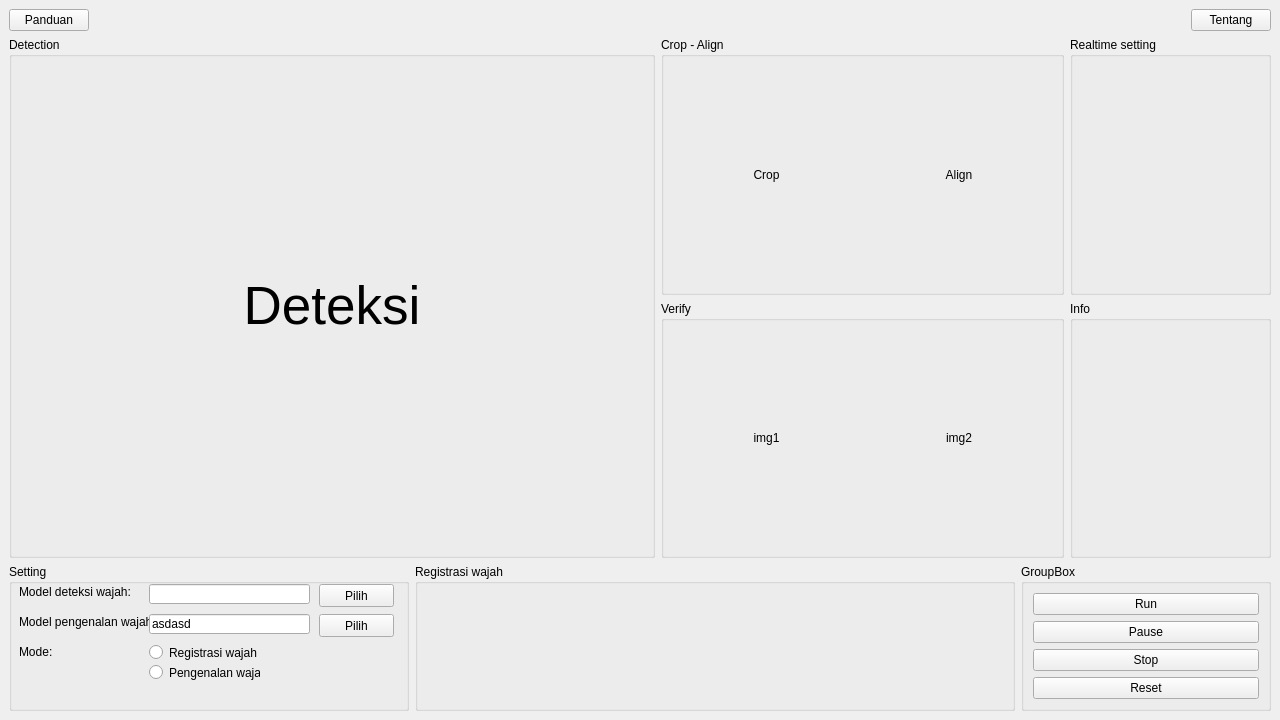
Above: desain_v1.5.ui from yusufpraditya/face-recognition-app before the change. Below: the same form after it.
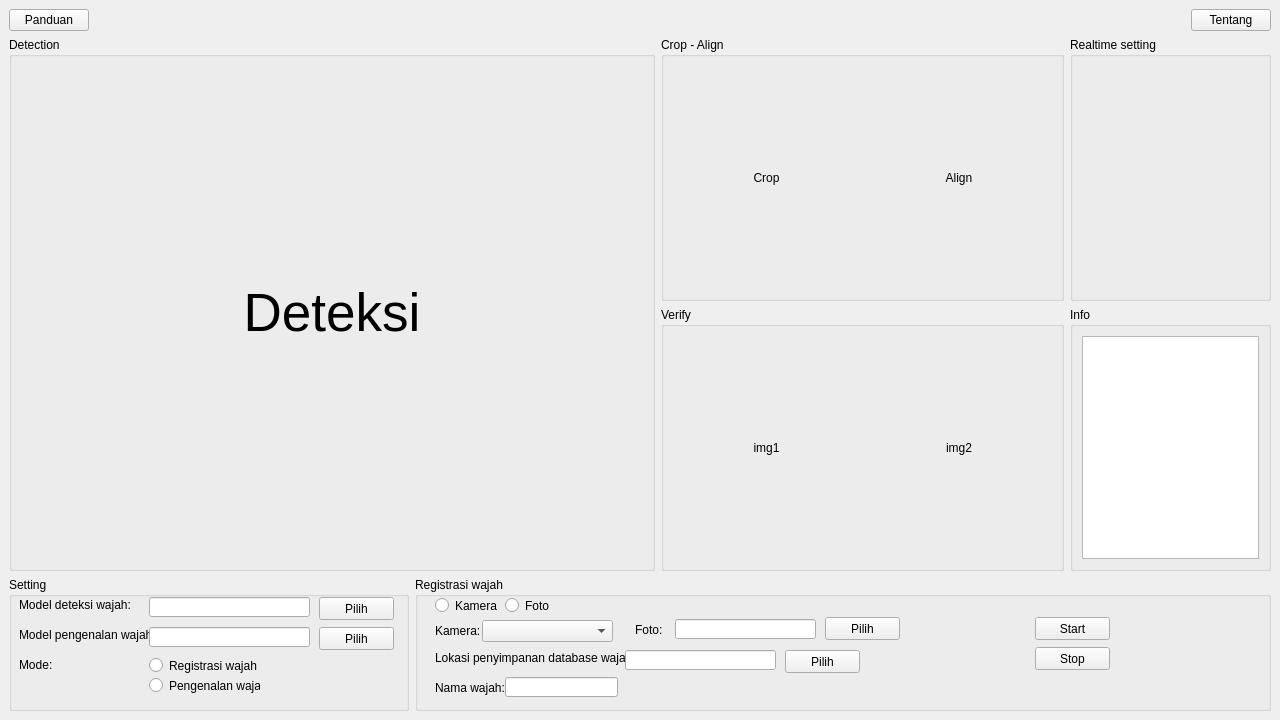
That is the form after the change.

Patch:
```diff
--- a/desain_v1.5.ui
+++ b/desain_v1.5.ui
@@ -175,20 +175,37 @@
         <property name="title">
          <string>Info</string>
         </property>
+        <layout class="QVBoxLayout" name="verticalLayout_2">
+         <item>
+          <widget class="QPlainTextEdit" name="plainTextEdit"/>
+         </item>
+        </layout>
        </widget>
       </item>
      </layout>
     </item>
     <item>
-     <layout class="QHBoxLayout" name="horizontalLayout_5">
-      <item alignment="Qt::AlignLeft">
+     <layout class="QHBoxLayout" name="horizontalLayout_5" stretch="1,1">
+      <item>
        <widget class="QGroupBox" name="groupBox">
+        <property name="sizePolicy">
+         <sizepolicy hsizetype="Preferred" vsizetype="Preferred">
+          <horstretch>0</horstretch>
+          <verstretch>0</verstretch>
+         </sizepolicy>
+        </property>
         <property name="minimumSize">
          <size>
-          <width>400</width>
+          <width>0</width>
           <height>0</height>
          </size>
         </property>
+        <property name="maximumSize">
+         <size>
+          <width>400</width>
+          <height>16777215</height>
+         </size>
+        </property>
         <property name="title">
          <string>Setting</string>
         </property>
@@ -241,7 +258,7 @@
           </rect>
          </property>
          <property name="text">
-          <string>asdasd</string>
+          <string/>
          </property>
          <property name="readOnly">
           <bool>true</bool>
@@ -322,16 +339,16 @@
           <verstretch>0</verstretch>
          </sizepolicy>
         </property>
-        <property name="maximumSize">
-         <size>
-          <width>600</width>
-          <height>16777215</height>
-         </size>
-        </property>
         <property name="currentIndex">
          <number>0</number>
         </property>
         <widget class="QWidget" name="page_1">
+         <property name="sizePolicy">
+          <sizepolicy hsizetype="Expanding" vsizetype="Preferred">
+           <horstretch>0</horstretch>
+           <verstretch>0</verstretch>
+          </sizepolicy>
+         </property>
          <layout class="QHBoxLayout" name="horizontalLayout_6">
           <property name="spacing">
            <number>0</number>
@@ -350,9 +367,185 @@
           </property>
           <item>
            <widget class="QGroupBox" name="groupBox_2">
+            <property name="minimumSize">
+             <size>
+              <width>0</width>
+              <height>0</height>
+             </size>
+            </property>
             <property name="title">
              <string>Registrasi wajah</string>
             </property>
+            <widget class="QLabel" name="label_4">
+             <property name="geometry">
+              <rect>
+               <x>20</x>
+               <y>73</y>
+               <width>201</width>
+               <height>16</height>
+              </rect>
+             </property>
+             <property name="text">
+              <string>Lokasi penyimpanan database wajah:</string>
+             </property>
+            </widget>
+            <widget class="QLineEdit" name="lineEdit_3">
+             <property name="geometry">
+              <rect>
+               <x>210</x>
+               <y>73</y>
+               <width>151</width>
+               <height>20</height>
+              </rect>
+             </property>
+            </widget>
+            <widget class="QPushButton" name="pushButton_9">
+             <property name="geometry">
+              <rect>
+               <x>370</x>
+               <y>73</y>
+               <width>75</width>
+               <height>23</height>
+              </rect>
+             </property>
+             <property name="text">
+              <string>Pilih</string>
+             </property>
+            </widget>
+            <widget class="QLabel" name="label_5">
+             <property name="geometry">
+              <rect>
+               <x>20</x>
+               <y>47</y>
+               <width>47</width>
+               <height>13</height>
+              </rect>
+             </property>
+             <property name="text">
+              <string>Kamera:</string>
+             </property>
+            </widget>
+            <widget class="QComboBox" name="comboBox">
+             <property name="geometry">
+              <rect>
+               <x>67</x>
+               <y>43</y>
+               <width>131</width>
+               <height>22</height>
+              </rect>
+             </property>
+            </widget>
+            <widget class="QLabel" name="label_6">
+             <property name="geometry">
+              <rect>
+               <x>20</x>
+               <y>103</y>
+               <width>71</width>
+               <height>16</height>
+              </rect>
+             </property>
+             <property name="text">
+              <string>Nama wajah:</string>
+             </property>
+            </widget>
+            <widget class="QLineEdit" name="lineEdit_4">
+             <property name="geometry">
+              <rect>
+               <x>90</x>
+               <y>100</y>
+               <width>113</width>
+               <height>20</height>
+              </rect>
+             </property>
+            </widget>
+            <widget class="QRadioButton" name="radioButton_3">
+             <property name="geometry">
+              <rect>
+               <x>20</x>
+               <y>20</y>
+               <width>82</width>
+               <height>17</height>
+              </rect>
+             </property>
+             <property name="text">
+              <string>Kamera</string>
+             </property>
+            </widget>
+            <widget class="QRadioButton" name="radioButton_4">
+             <property name="geometry">
+              <rect>
+               <x>90</x>
+               <y>20</y>
+               <width>82</width>
+               <height>17</height>
+              </rect>
+             </property>
+             <property name="text">
+              <string>Foto</string>
+             </property>
+            </widget>
+            <widget class="QLabel" name="label_7">
+             <property name="geometry">
+              <rect>
+               <x>220</x>
+               <y>45</y>
+               <width>61</width>
+               <height>16</height>
+              </rect>
+             </property>
+             <property name="text">
+              <string>Foto:</string>
+             </property>
+            </widget>
+            <widget class="QLineEdit" name="lineEdit_5">
+             <property name="geometry">
+              <rect>
+               <x>260</x>
+               <y>42</y>
+               <width>141</width>
+               <height>20</height>
+              </rect>
+             </property>
+            </widget>
+            <widget class="QPushButton" name="pushButton_2">
+             <property name="geometry">
+              <rect>
+               <x>410</x>
+               <y>40</y>
+               <width>75</width>
+               <height>23</height>
+              </rect>
+             </property>
+             <property name="text">
+              <string>Pilih</string>
+             </property>
+            </widget>
+            <widget class="QPushButton" name="pushButton_3">
+             <property name="geometry">
+              <rect>
+               <x>620</x>
+               <y>40</y>
+               <width>75</width>
+               <height>23</height>
+              </rect>
+             </property>
+             <property name="text">
+              <string>Start</string>
+             </property>
+            </widget>
+            <widget class="QPushButton" name="pushButton_4">
+             <property name="geometry">
+              <rect>
+               <x>620</x>
+               <y>70</y>
+               <width>75</width>
+               <height>23</height>
+              </rect>
+             </property>
+             <property name="text">
+              <string>Stop</string>
+             </property>
+            </widget>
            </widget>
           </item>
          </layout>
@@ -385,43 +578,6 @@
         </widget>
        </widget>
       </item>
-      <item>
-       <widget class="QGroupBox" name="groupBox_4">
-        <property name="title">
-         <string>GroupBox</string>
-        </property>
-        <layout class="QVBoxLayout" name="verticalLayout_2">
-         <item>
-          <widget class="QPushButton" name="pushButton_2">
-           <property name="text">
-            <string>Run</string>
-           </property>
-          </widget>
-         </item>
-         <item>
-          <widget class="QPushButton" name="pushButton_3">
-           <property name="text">
-            <string>Pause</string>
-           </property>
-          </widget>
-         </item>
-         <item>
-          <widget class="QPushButton" name="pushButton_4">
-           <property name="text">
-            <string>Stop</string>
-           </property>
-          </widget>
-         </item>
-         <item>
-          <widget class="QPushButton" name="pushButton_8">
-           <property name="text">
-            <string>Reset</string>
-           </property>
-          </widget>
-         </item>
-        </layout>
-       </widget>
-      </item>
      </layout>
     </item>
    </layout>
```
